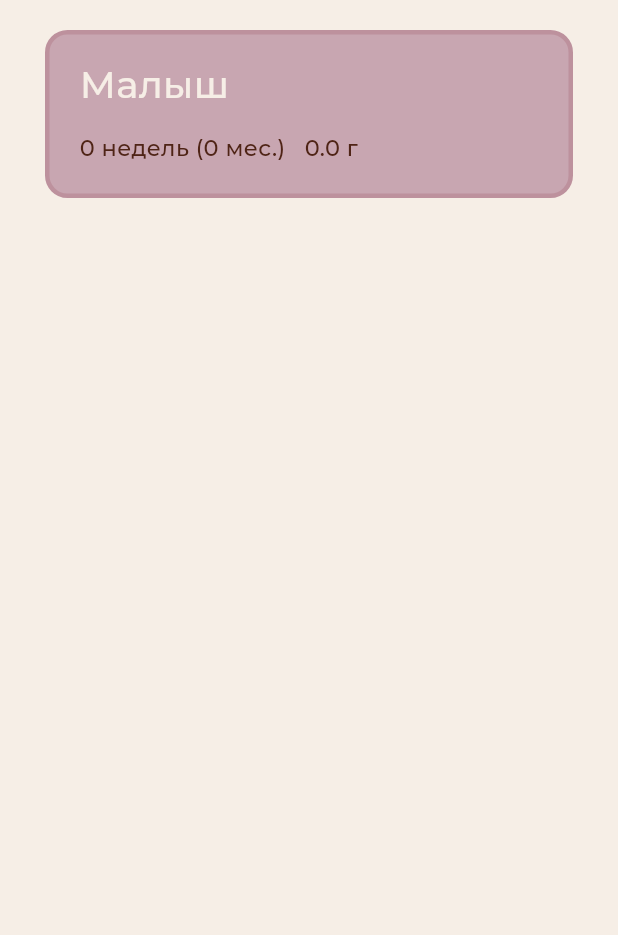
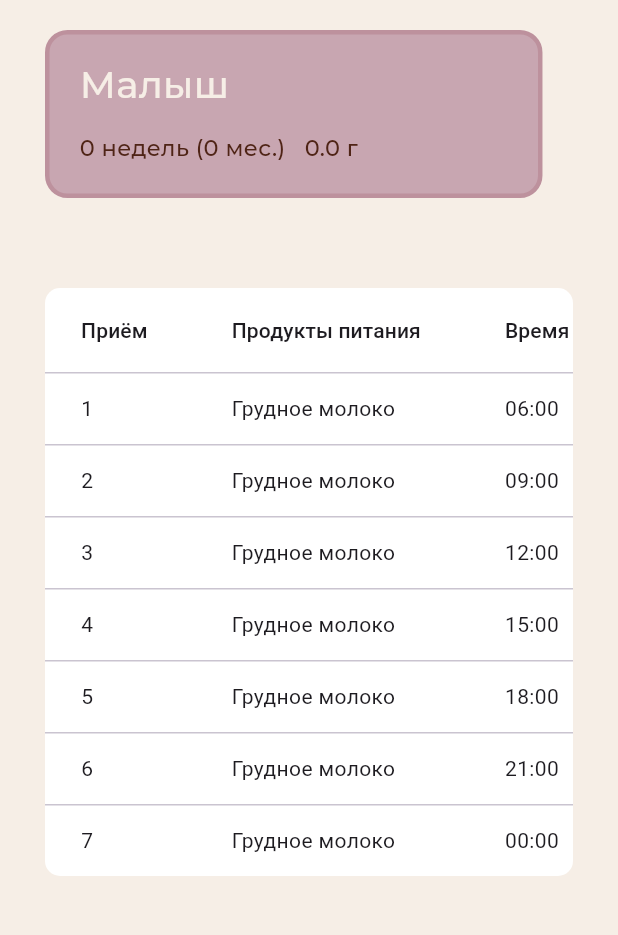
Before and after one commit to abcdefg-min/NutriMAMA, a Flutter app: the TableScreen screen opened directly with empty values, on a phone screen of 412 x 824 dp, the part 300-1235 px from its top. Run offline on Flutter 3.47's test engine with Material 3 defaults, Android fonts, the phone set to English and light mode, and no system bars; our stand-ins replace loading_animation_widget; project files that could hold a hidden picture were left out.

Commit message:
вывод таблички

```diff
--- a/lib/nutriMAMAScreen.dart
+++ b/lib/nutriMAMAScreen.dart
@@ -12,6 +12,7 @@ class NutriMAMAScreen extends StatefulWidget {
 
 class _NutriMAMAScreenState extends State<NutriMAMAScreen> {
   final _formKey = GlobalKey<FormState>();
+  final TextEditingController _nameController = TextEditingController();
   final TextEditingController _weghtController = TextEditingController();
   final TextEditingController _ageController = TextEditingController();
 
@@ -19,6 +20,7 @@ class _NutriMAMAScreenState extends State<NutriMAMAScreen> {
 
   @override
   void dispose() {
+    _nameController.dispose();
     _weghtController.dispose();
     _ageController.dispose();
     super.dispose();
@@ -33,6 +35,7 @@ class _NutriMAMAScreenState extends State<NutriMAMAScreen> {
       return;
     }
 
+    String name = _nameController.text;
     double? weight = double.tryParse(_weghtController.text);
     int? age = int.tryParse(_ageController.text);
     // print('Вес: $weight кг, Возраст: $age недель');
@@ -40,7 +43,7 @@ class _NutriMAMAScreenState extends State<NutriMAMAScreen> {
     http
         .post(
           Uri.parse(
-            'https://webhook.site/7b1f253c-cd6e-4f6f-8629-a3816d43562b',
+            'http://45.142.36.86:3000',
           ),
           headers: {'Content-Type': 'application/json'},
           body: jsonEncode({'weight_kg': weight, 'age_w': age}),
@@ -57,7 +60,7 @@ class _NutriMAMAScreenState extends State<NutriMAMAScreen> {
       Navigator.push(
         context,
         MaterialPageRoute(
-          builder: (context) => TableScreen(weight: weight, age: age),
+          builder: (context) => TableScreen(weight: weight, age: age, name: name),
         ),
       );
     } else {
@@ -122,6 +125,7 @@ class _NutriMAMAScreenState extends State<NutriMAMAScreen> {
                               ),
                               Padding(padding: EdgeInsetsGeometry.all(5)),
                               TextFormField(
+                                controller: _nameController,
                                 decoration: const InputDecoration(
                                   labelText: "Имя",
                                   labelStyle: TextStyle(
--- a/lib/tableScreen.dart
+++ b/lib/tableScreen.dart
@@ -3,8 +3,14 @@ import "package:flutter/material.dart";
 class TableScreen extends StatelessWidget {
   final double weight;
   final int age;
+  final String name;
 
-  const TableScreen({super.key, required this.weight, required this.age});
+  const TableScreen({
+    super.key,
+    required this.weight,
+    required this.age,
+    required this.name,
+  });
 
   List<Map<String, dynamic>> _calculateTable() {
     final int month = age ~/ 4;
@@ -70,21 +76,29 @@ class TableScreen extends StatelessWidget {
               top: 220,
               child: SingleChildScrollView(
                 padding: const EdgeInsets.symmetric(horizontal: 30),
-                child: Container(
-                  padding: const EdgeInsets.only(top: 15, left: 20, bottom: 20),
+                child: Column(
+                  crossAxisAlignment: CrossAxisAlignment.start,
+                  children: [
+                    Container(
+                      padding: const EdgeInsets.only(
+                        top: 15,
+                        left: 20,
+                        bottom: 20,
+                        right: 120,
+                      ),
                       decoration: BoxDecoration(
                         color: Color.fromARGB(188, 183, 141, 158),
-                    border: Border.all(color: Color.fromARGB(255, 189, 145, 157),
+                        border: Border.all(
+                          color: Color.fromARGB(255, 189, 145, 157),
                           width: 3,
                         ),
                         borderRadius: BorderRadius.all(Radius.circular(15)),
                       ),
-                  child: Container(
                       child: Column(
                         crossAxisAlignment: CrossAxisAlignment.start,
                         children: [
                           Text(
-                          'Малыш',
+                            'Малыш ${name}',
                             style: TextStyle(
                               fontFamily: 'Montserrat',
                               fontWeight: FontWeight.w500,
@@ -105,40 +119,35 @@ class TableScreen extends StatelessWidget {
                         ],
                       ),
                     ),
-
-                  // child: Column(
-                  //   crossAxisAlignment: CrossAxisAlignment.start,
-                  //   children: [
-                  //     Text(
-                  //       'Вес: $weight грамм, Возраст: $age недель (${age ~/ 4} мес.)',
-                  //       style: const TextStyle(fontSize: 16),
-                  //     ),
-                  //     const SizedBox(height: 24),
-                  //     Expanded(
-                  //       child: SingleChildScrollView(
-                  //         scrollDirection: Axis.horizontal,
-                  //         child: DataTable(
-                  //           columns: const [
-                  //             DataColumn(label: Text('Приём')),
-                  //             DataColumn(label: Text('Продукт питания')),
-                  //             DataColumn(label: Text('Время')),
-                  //             DataColumn(label: Text('Объем (мл)')),
-                  //           ],
-                  //           rows: nutriens.map((item) {
-                  //             return DataRow(
-                  //               cells: [
-                  //                 DataCell(Text(item['meal'].toString())),
-                  //                 DataCell(Text(item['product'].toString())),
-                  //                 DataCell(Text(item['time'].toString())),
-                  //                 DataCell(Text(item['volume'].toString())),
-                  //               ],
-                  //             );
-                  //           }).toList(),
-                  //         ),
-                  //       ),
-                  //     ),
-                  //   ],
-                  // ),
+                    Padding(padding: EdgeInsets.all(30)),
+                    Container(
+                      decoration: BoxDecoration(
+                        color: Colors.white,
+                        borderRadius: BorderRadius.circular(10),
+                      ),
+                      child: SingleChildScrollView(
+                        scrollDirection: Axis.horizontal,
+                        child: DataTable(
+                          columns: const [
+                            DataColumn(label: Text('Приём')),
+                            DataColumn(label: Text('Продукты питания')),
+                            DataColumn(label: Text('Время')),
+                            DataColumn(label: Text('Объём (мл)')),
+                          ],
+                          rows: nutriens.map((item) {
+                            return DataRow(
+                              cells: [
+                                DataCell(Text(item['meal'].toString())),
+                                DataCell(Text(item['product'].toString())),
+                                DataCell(Text(item['time'].toString())),
+                                DataCell(Text(item['volume'].toString())),
+                              ],
+                            );
+                          }).toList(),
+                        ),
+                      ),
+                    ),
+                  ],
                 ),
               ),
             ),
```
Lines whose indentation alone changed are shown as unchanged.
